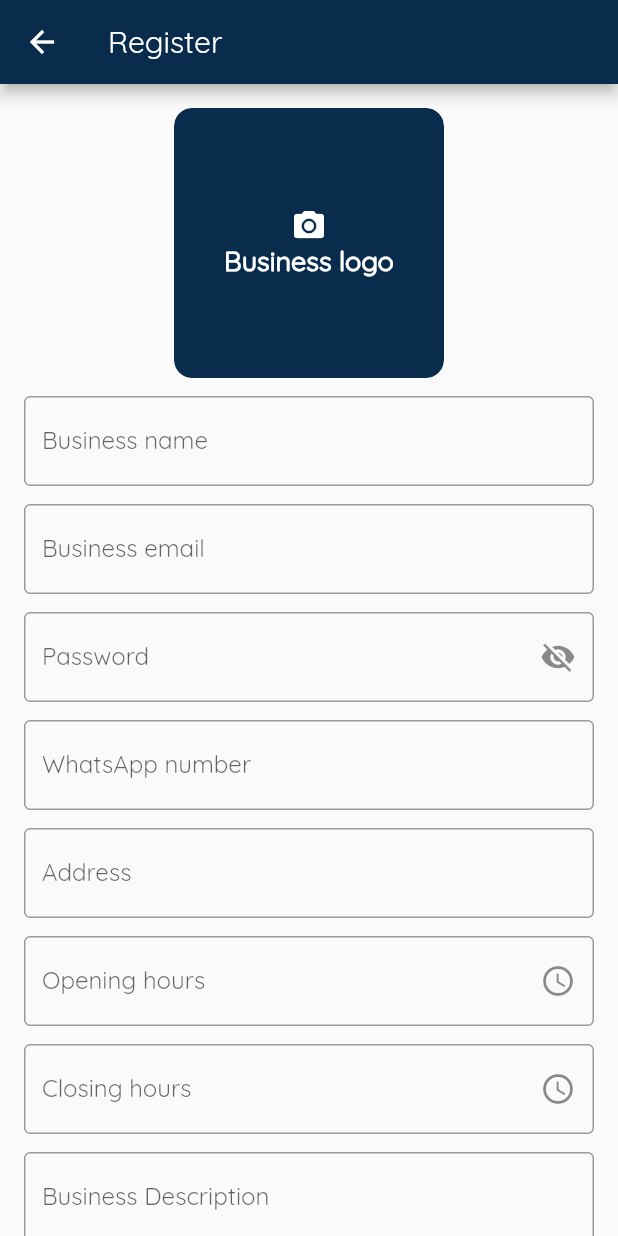
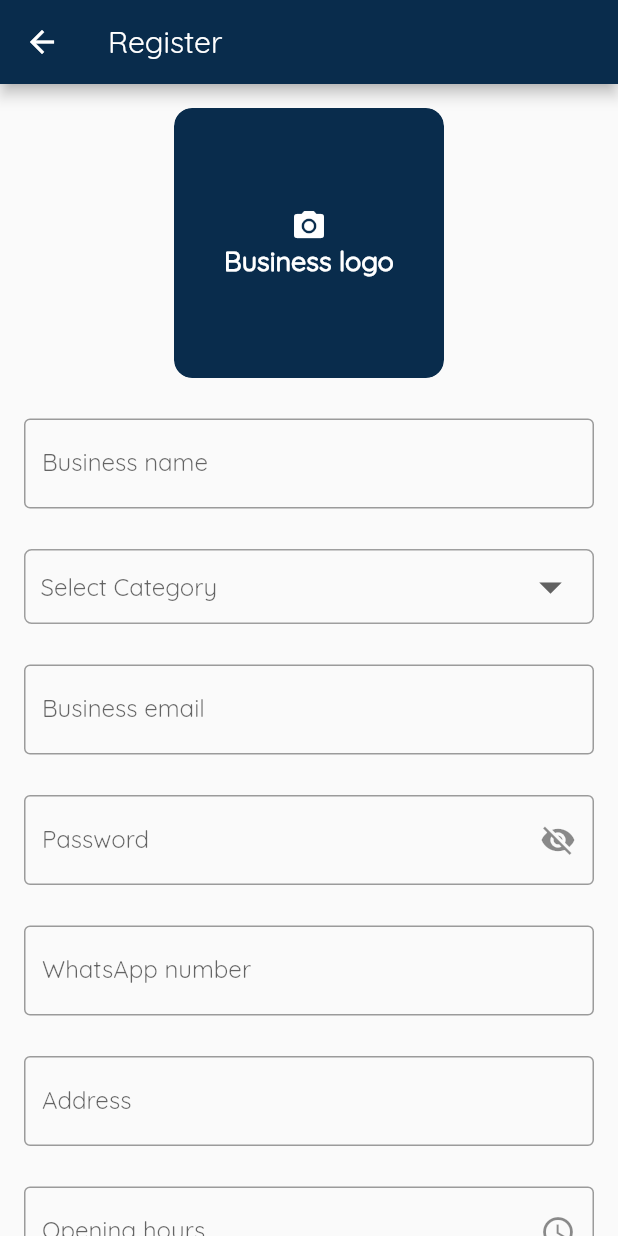
Before and after one commit to bumie-e/Plug, a Flutter app: the screen it shows after launch, after a tap on "Create Business Account", on a phone screen of 412 x 824 dp. Run offline on Flutter 3.47's test engine with Material 2 defaults, Android fonts, the light colour scheme and no system bars; our stand-ins replace cloud_firestore, email_validator, firebase_auth, firebase_core, firebase_storage, flutter_svg and 2 more; accounts and stored records are empty; project files that could hold a hidden picture were left out.

Commit message:
1.fixed overflowing error 2. added drop down menu to registration form

```diff
--- a/lib/forms/registration_form.dart
+++ b/lib/forms/registration_form.dart
@@ -8,6 +8,7 @@ import 'package:plug/components/custom_textfields.dart';
 import 'package:plug/components/local_image_preview.dart';
 import 'package:plug/utilities/alert_mixins.dart';
 import 'package:plug/screens/vendor_screen.dart';
+import 'package:plug/utilities/constants.dart';
 
 class RegistrationForm extends StatefulWidget {
   const RegistrationForm({Key? key}) : super(key: key);
@@ -27,6 +28,8 @@ class _RegistrationFormState extends State<RegistrationForm> with AlertMixins {
   String _openingHours = '';
   String _closingHours = '';
   String _desc = '';
+  String? _category;
+  bool changeCategoryColor = false;
 
   @override
   Widget build(BuildContext context) {
@@ -40,6 +43,9 @@ class _RegistrationFormState extends State<RegistrationForm> with AlertMixins {
               _businessLogo = file;
             },
           ),
+          const SizedBox(
+            height: 15,
+          ),
           Padding(
             padding: const EdgeInsets.only(
               top: 12.0,
@@ -49,6 +55,48 @@ class _RegistrationFormState extends State<RegistrationForm> with AlertMixins {
               onSaved: (value) => _businessName = value,
             ),
           ),
+          const SizedBox(
+            height: 27,
+          ),
+          Container(
+            padding: const EdgeInsets.only(left: 10, right: 10),
+            decoration: BoxDecoration(
+              border: Border.all(
+                color: changeCategoryColor ? Colors.red : Colors.grey,
+                width: 1,
+              ),
+              borderRadius: BorderRadius.circular(5),
+            ),
+            child: DropdownButton(
+              hint: Text(
+                'Select Category',
+                style: TextStyle(
+                  color: changeCategoryColor ? Colors.red : null,
+                ),
+              ),
+              icon: const Icon(Icons.arrow_drop_down),
+              iconSize: 36,
+              focusColor: kPrimaryColor1,
+              isExpanded: true,
+              underline: const SizedBox(),
+              value: _category,
+              onChanged: (value) {
+                FocusScope.of(context).requestFocus(FocusNode());
+                setState(() {
+                  _category = value as String?;
+                });
+              },
+              items: kCategories
+                  .map((valueItem) => DropdownMenuItem(
+                        value: valueItem,
+                        child: Text(valueItem),
+                      ))
+                  .toList(),
+            ),
+          ),
+          const SizedBox(
+            height: 15,
+          ),
           Padding(
             padding: const EdgeInsets.only(top: 12.0),
             child: PrimaryTextField(
@@ -57,9 +105,15 @@ class _RegistrationFormState extends State<RegistrationForm> with AlertMixins {
               keyboardType: TextInputType.emailAddress,
             ),
           ),
+          const SizedBox(
+            height: 15,
+          ),
           Padding(
             padding: const EdgeInsets.only(top: 12.0),
             child: PasswordTextField(onSaved: (value) => _password = value),
+          ),
+          const SizedBox(
+            height: 15,
           ),
           Padding(
             padding: const EdgeInsets.only(top: 12.0),
@@ -69,12 +123,18 @@ class _RegistrationFormState extends State<RegistrationForm> with AlertMixins {
               keyboardType: TextInputType.number,
             ),
           ),
+          const SizedBox(
+            height: 15,
+          ),
           Padding(
             padding: const EdgeInsets.only(top: 12.0),
             child: PrimaryTextField(
               labelText: 'Address',
               onSaved: (value) => _address = value,
             ),
+          ),
+          const SizedBox(
+            height: 15,
           ),
           Padding(
             padding: const EdgeInsets.only(top: 12.0),
@@ -84,6 +144,9 @@ class _RegistrationFormState extends State<RegistrationForm> with AlertMixins {
                   _openingHours = value.toString();
                 }),
           ),
+          const SizedBox(
+            height: 15,
+          ),
           Padding(
             padding: const EdgeInsets.only(top: 12.0),
             child: TimePickerTextField(
@@ -92,6 +155,9 @@ class _RegistrationFormState extends State<RegistrationForm> with AlertMixins {
                   _closingHours = value.toString();
                 }),
           ),
+          const SizedBox(
+            height: 15,
+          ),
           Padding(
             padding: const EdgeInsets.only(top: 12.0),
             child: MultiLineTextField(
@@ -99,9 +165,13 @@ class _RegistrationFormState extends State<RegistrationForm> with AlertMixins {
               onSaved: (value) => _desc = value,
             ),
           ),
+          const SizedBox(
+            height: 15,
+          ),
           ElevatedButton(
             onPressed: () async {
               final form = _formKey.currentState!;
+              setState(() => changeCategoryColor = true);
 
               if (form.validate()) {
                 form.save();
--- a/lib/screens/product_detail.dart
+++ b/lib/screens/product_detail.dart
@@ -31,7 +31,9 @@ class _ProductDetailsPageState extends State<ProductDetailsPage> {
         body: SingleChildScrollView(
           child: Padding(
             padding: const EdgeInsets.all(20.0),
-            child: ProductForm(vendorId: id,),
+            child: ProductForm(
+              vendorId: id,
+            ),
           ),
         ));
   }
--- a/lib/screens/welcome_screen.dart
+++ b/lib/screens/welcome_screen.dart
@@ -4,6 +4,7 @@ import 'package:plug/screens/registration_screen.dart';
 import 'package:plug/screens/sign_in_screen.dart';
 import 'package:plug/utilities/constants.dart';
 import 'package:plug/components/reusable_button.dart';
+import 'package:flutter_svg/flutter_svg.dart';
 
 class WelcomePage extends StatefulWidget {
   static const routeName = '/welcome';
@@ -35,8 +36,13 @@ class _WelcomePageState extends State<WelcomePage> {
                 style: kSubHeadingTextStyle,
               ),
               const SizedBox(height: 40),
-              Image.asset(
-                "assets/images/first.png",
+              // Image.asset(
+              //   "assets/images/first.png",
+              //   height: 350,
+              //   width: 350,
+              // ),
+              SvgPicture.asset(
+                "assets/images/welcome.svg",
                 height: 350,
                 width: 350,
               ),
```
Also changed, not shown: lib/components/product_cards.dart (+25 -14 lines), lib/forms/product_form.dart (+57 -62 lines), lib/screens/home_screen.dart (+4 -3 lines), lib/screens/vendor_screen.dart (+18 -8 lines), lib/screens/view_product_screen.dart (+6 -2 lines), assets/images/welcome.svg (added), pubspec.lock.
